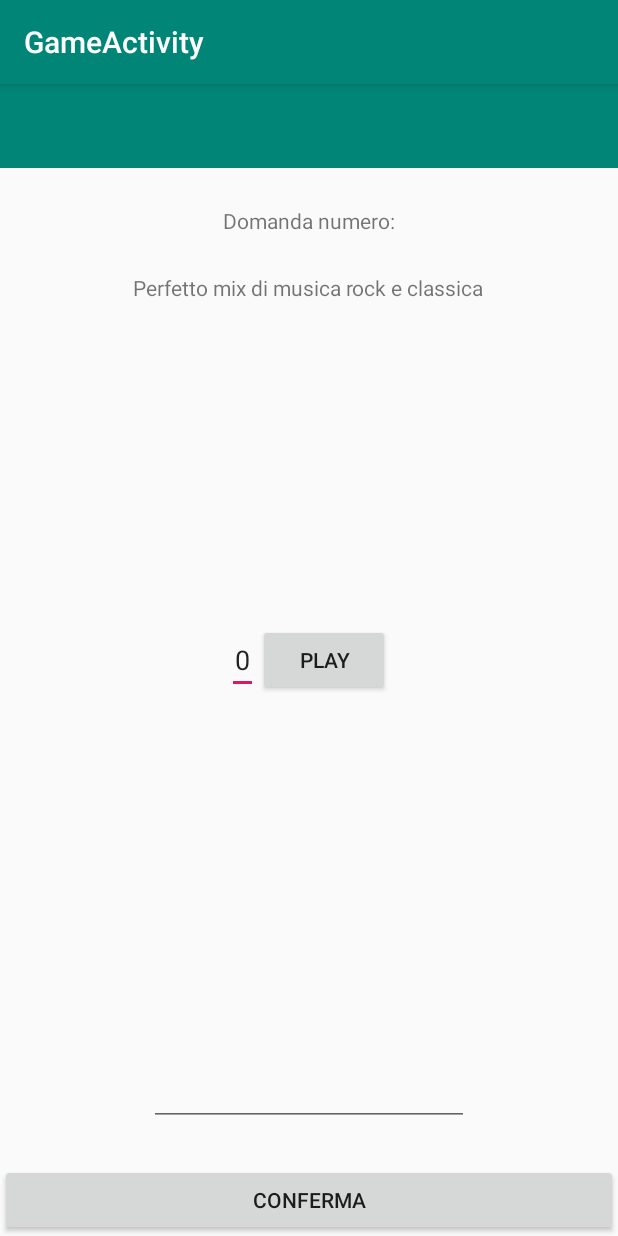
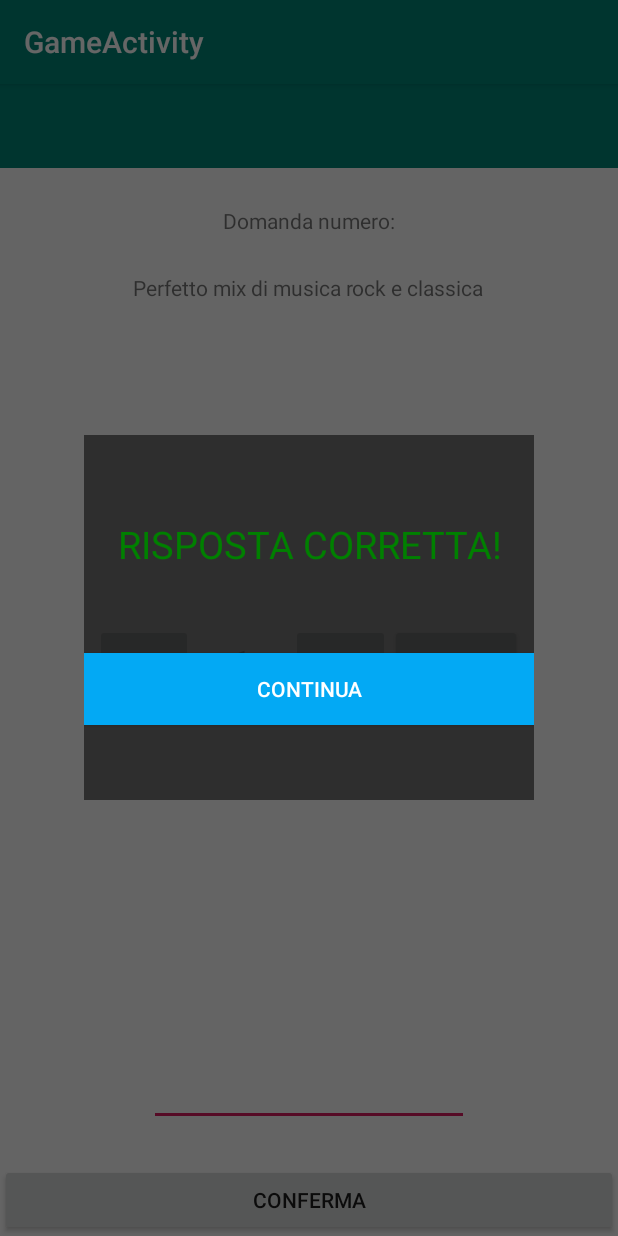
Before and after one commit to therealtod/MidiChallenge, an Android app: the GameActivity screen opened directly, with no data from a screen before it, after a tap on "CONFERMA", on a phone screen of 412 x 824 dp. Run offline under Robolectric (Android 15) with nearby library versions, the phone set to English and light mode, and no system bars; 1 other tap on this screen came first.

Commit message:
popup window created and question manager updated

```diff
--- a/app/src/main/assets/songList.json
+++ b/app/src/main/assets/songList.json
@@ -2,8 +2,8 @@
     {"file": "pathToFileMidi", "author": "Zucchero", "suggestion": "Grande successo", "answer": "Donne"},
     {"file": "pathToFileMidi", "author": "Ligabue", "suggestion": "La prima canzone che si suona con la chitarra e che non si chiama la canzone del sole", "answer": "Certe notti"},
     {"file": "pathToFileMidi", "author": "Nomadi", "suggestion": "È sempre in giro", "answer": "Io vagabondo"},
-    {"file": "pathToFileMidi", "author": "Guns'n Roses", "suggestion": "Toc toc San Pietro", "answer": "Knocking on heven's doors"},
+    {"file": "pathToFileMidi", "author": "Guns'n Roses", "suggestion": "Toc toc San Pietro", "answer": "Knocking on heaven's doors"},
     {"file": "pathToFileMidi", "author": "Pink Floyd", "suggestion": "La solitudine", "answer": "Wish you were here"},
-    {"file": "pathToFileMidi", "author": "Queen", "suggestion": "Perfetto mix di musica rock e classica", "answer": "Bohemian rapsody"}
+    {"file": "pathToFileMidi", "author": "Queen", "suggestion": "Perfetto mix di musica rock e classica", "answer": "Bohemian rhapsody"}
     ]
 }
--- a/app/src/main/java/com/example/midichallenge/GameActivity.kt
+++ b/app/src/main/java/com/example/midichallenge/GameActivity.kt
@@ -1,11 +1,20 @@
 package com.example.midichallenge
 
-import com.example.midichallenge.views.HorizontalNumberPicker
+import android.app.Dialog
+import android.content.Intent
+import android.graphics.Color
+import android.graphics.drawable.ColorDrawable
 import android.media.MediaPlayer
 import android.os.Bundle
-import android.widget.*
+import android.view.View
+import android.view.Window
+import android.widget.Button
+import android.widget.EditText
+import android.widget.TextView
+import android.widget.Toast
 import androidx.appcompat.app.AppCompatActivity
 import com.example.midichallenge.models.ClassicGame
+import com.example.midichallenge.views.HorizontalNumberPicker
 
 class GameActivity : AppCompatActivity() {
 
@@ -13,15 +22,18 @@ class GameActivity : AppCompatActivity() {
     private lateinit var game: ClassicGame
     private val numberPickerMaxValue = 25
     private val numberPickerMinValue = 1
+    private var currentQuestionNumber : Int = 0
+    private var expectedAnswer = ""
+
 
     override fun onCreate(savedInstanceState: Bundle?) {
         super.onCreate(savedInstanceState)
         setContentView(R.layout.activity_game)
 
+        currentQuestionNumber = getIntent().getIntExtra("CURRENT_QUESTION", 0)
         game = ClassicGame(this)
-        val currentQuestion = game.questions.get(0)
-        val suggestionBox: TextView = findViewById(R.id.textView2)
-        suggestionBox.setText(currentQuestion.suggestion)
+        updateView()
+
         val numberPicker: HorizontalNumberPicker = findViewById(R.id.horizontalNumberPicker)
         numberPicker.max = numberPickerMaxValue
         numberPicker.min = numberPickerMinValue
@@ -36,15 +48,59 @@ class GameActivity : AppCompatActivity() {
             }
 
         confirmButton.setOnClickListener{ view ->
-            if(answerBox.getText().toString() == currentQuestion.answer ) {
-                val toast = Toast.makeText(applicationContext, "CORRECT ANSWER", Toast.LENGTH_LONG)
-                toast.show()
+            displayDialog(answerBox.getText().toString() == expectedAnswer)
+        }
+    }
+
+    override fun onBackPressed() {
+        val intent = Intent(this, MainActivity::class.java)
+        startActivity(intent)
+        finish()
+    }
+
+
+    //This dialog is show to the user after he ans correct
+    fun displayDialog( isResponseCorrect : Boolean) {
+        val dialogCorrect = Dialog(this@GameActivity)
+        dialogCorrect.requestWindowFeature(Window.FEATURE_NO_TITLE)
+        if (dialogCorrect.window != null) {
+            val colorDrawable = ColorDrawable(Color.TRANSPARENT)
+            dialogCorrect.window!!.setBackgroundDrawable(colorDrawable)
+        }
+        dialogCorrect.setContentView(R.layout.dialog_correct)
+        dialogCorrect.setCancelable(false)
+        dialogCorrect.show()
+
+        val correctText : View =
+            dialogCorrect.findViewById(R.id.correctText)
+        val buttonNext: Button =
+            dialogCorrect.findViewById(R.id.dialogNext)
+
+        buttonNext.setOnClickListener { view ->
+            dialogCorrect.dismiss()
+            if(currentQuestionNumber < R.integer.number_of_questions_classic_game_mode) {
+                currentQuestionNumber++
+                updateView()
             }
             else {
-                val toast = Toast.makeText(applicationContext, "WRONG ANSWER", Toast.LENGTH_LONG)
+                //crea nuova activity EndGame
+                val toast = Toast.makeText(applicationContext, "PARTITA CONCLUSA", 3)
                 toast.show()
             }
         }
+    }
 
+    fun updateQuestionAndAnswer() {
+        val currentQuestion = game.questions.get(currentQuestionNumber)
+        val suggestionBox: TextView = findViewById(R.id.textView2)
+        expectedAnswer = currentQuestion.answer
+        suggestionBox.setText(currentQuestion.suggestion)
     }
+
+    fun updateView() {
+        val answerBox: EditText = findViewById(R.id.editText)
+        updateQuestionAndAnswer()
+        answerBox.setText("")
+    }
+
 }
--- a/app/src/main/java/com/example/midichallenge/MainActivity.kt
+++ b/app/src/main/java/com/example/midichallenge/MainActivity.kt
@@ -42,6 +42,7 @@ class MainActivity : AppCompatActivity() {
         button.setOnClickListener { view ->
             val intent = Intent(this, GameActivity::class.java).apply {
             }
+            intent.putExtra("CURRENT_QUESTION", 0);
             startActivity(intent)
         }
     }
--- a/app/src/main/java/com/example/midichallenge/models/Game.kt
+++ b/app/src/main/java/com/example/midichallenge/models/Game.kt
@@ -1,18 +1,14 @@
 package com.example.midichallenge.models
 
 import android.content.Context
+import com.example.midichallenge.R
 import com.example.midichallenge.utils.QuestionManager
-
-abstract class Game{
-    abstract var questions: ArrayList<Question>
-
-}
 
 class ClassicGame (val context: Context){
     val questions: List<ClassicGameQuestion>
     val questionManager = QuestionManager(context)
     init {
-        val q = questionManager.getQuestions(3)
+        val q = questionManager.getQuestions(context.resources.getInteger(R.integer.number_of_questions_classic_game_mode))
         questions = q.map{ClassicGameQuestion(
             0, it.suggestion, it.answer
         )}
--- a/app/src/main/java/com/example/midichallenge/views/HorizontalNumberPicker.kt
+++ b/app/src/main/java/com/example/midichallenge/views/HorizontalNumberPicker.kt
@@ -18,9 +18,7 @@ class HorizontalNumberPicker(context: Context, @Nullable attrs: AttributeSet) :
     private val btnLess: Button
     private val btnMore: Button
 
-    /***
-     * GETTERS & SETTERS
-     */
+    /** GETTERS & SETTERS */
 
     var value: Int
         get() {
@@ -31,7 +29,6 @@ class HorizontalNumberPicker(context: Context, @Nullable attrs: AttributeSet) :
                 } catch (ex: NumberFormatException) {
                     Log.e("HorizontalNumberPicker", ex.toString())
                 }
-
             }
             return 0
         }
@@ -44,17 +41,13 @@ class HorizontalNumberPicker(context: Context, @Nullable attrs: AttributeSet) :
         View.inflate(context, R.layout.horizontal_number_picker, this)
 
         etNumber = findViewById(R.id.et_number)
-
         btnLess = findViewById(R.id.btn_less)
         btnLess.setOnClickListener(AddHandler(-1))
-
         btnMore = findViewById(R.id.btn_more)
         btnMore.setOnClickListener(AddHandler(1))
     }
 
-    /***
-     * HANDLERS
-     */
+    /** HANDLERS */
 
     private inner class AddHandler(internal val diff: Int) : OnClickListener {
 
@@ -69,9 +62,9 @@ class HorizontalNumberPicker(context: Context, @Nullable attrs: AttributeSet) :
         }
     }
 
-
     fun freezebutton() {
-        btnLess.visibility = View.GONE
-        btnMore.visibility = View.GONE
+        btnLess.isEnabled = false
+        btnMore.isEnabled = false
+        etNumber?.isEnabled = false
     }
 }
--- a/app/src/main/res/layout/activity_game.xml
+++ b/app/src/main/res/layout/activity_game.xml
@@ -18,7 +18,7 @@
         android:layout_centerHorizontal="true"
         android:layout_below="@id/toolbar"
         android:layout_marginTop="@dimen/question_counter_margin"
-        android:text="@string/game_activity_counter_txt" />
+        android:text="@string/game_activity_question_counter_text" />
 
     <TextView
         android:id="@+id/textView2"
@@ -27,7 +27,7 @@
         android:layout_centerHorizontal="true"
         android:layout_below="@id/textView3"
         android:layout_marginTop="@dimen/suggestion_margin"
-        android:text="@string/game_activity_suggestion_txt" />
+        android:text="@string/game_activity_suggestion_text" />
 
     <LinearLayout
         android:id="@+id/centerLayout"
@@ -46,7 +46,7 @@
             android:layout_width="wrap_content"
             android:layout_height="wrap_content"
             android:layout_gravity="end|center_vertical"
-            android:text="@string/game_activity_play_btn"/>
+            android:text="@string/game_activity_play_button"/>
     </LinearLayout>
 
     <EditText
@@ -64,6 +64,6 @@
         android:layout_width="match_parent"
         android:layout_height="wrap_content"
         android:layout_alignParentBottom="true"
-        android:text="@string/game_activity_confirm_btn" />
+        android:text="@string/game_activity_confirm_button" />
 
 </RelativeLayout>
--- /dev/null
+++ b/app/src/main/res/layout/dialog_correct.xml
@@ -0,0 +1,42 @@
+<?xml version="1.0" encoding="utf-8"?>
+<LinearLayout xmlns:android="http://schemas.android.com/apk/res/android"
+    xmlns:fbutton="http://schemas.android.com/apk/res-auto"
+    android:orientation="vertical"
+    android:layout_width="match_parent"
+    android:layout_height="match_parent"
+    android:background="@color/transparent"
+    android:gravity="center">
+    <View
+        android:layout_width="match_parent"
+        android:layout_height="50dp"></View>
+    <LinearLayout
+        android:layout_width="match_parent"
+        android:layout_height="wrap_content"
+        android:orientation="horizontal"
+        android:padding="5dp">
+
+        <TextView
+            android:id="@+id/correctText"
+            android:layout_width="match_parent"
+            android:layout_height="wrap_content"
+            android:text="@string/dialog_correct_answer_text"
+            android:textColor="@color/green"
+            android:gravity="center"
+            android:textSize="25sp"/>
+    </LinearLayout>
+    <View
+
+        android:layout_width="match_parent"
+        android:layout_height="50dp"></View>
+
+    <Button
+        android:id="@+id/dialogNext"
+        android:layout_width="300dp"
+        android:layout_height="wrap_content"
+        android:background="#03A9F4"
+        android:text="@string/dialog_next_button"
+        android:textColor="@color/white" />
+    <View
+        android:layout_width="match_parent"
+        android:layout_height="50dp"></View>
+</LinearLayout>
--- a/app/src/main/res/layout/horizontal_number_picker.xml
+++ b/app/src/main/res/layout/horizontal_number_picker.xml
@@ -9,7 +9,7 @@
         android:layout_width="0sp"
         android:layout_height="match_parent"
         android:layout_weight="1"
-        android:text="@string/number_picker_btn_less" />
+        android:text="@string/number_picker_less_button" />
 
     <EditText
         android:id="@+id/et_number"
@@ -18,12 +18,12 @@
         android:layout_weight="1"
         android:textAlignment="center"
         android:inputType="number"
-        android:text="@string/number_picker_txt" />
+        android:text="@string/number_picker_text" />
 
     <Button
         android:id="@+id/btn_more"
         android:layout_width="0sp"
         android:layout_height="match_parent"
         android:layout_weight="1"
-        android:text="@string/number_picker_btn_more" />
+        android:text="@string/number_picker_more_button" />
 </LinearLayout>
--- a/app/src/main/res/values/colors.xml
+++ b/app/src/main/res/values/colors.xml
@@ -3,4 +3,14 @@
     <color name="colorPrimary">#008577</color>
     <color name="colorPrimaryDark">#00574B</color>
     <color name="colorAccent">#D81B60</color>
+
+    <color name="white">#ffffff</color>
+    <color name="grey">#757171</color>
+    <color name="backgroundColor">#3E454F</color>
+    <color name="lightGreen">#8BC34A</color>
+    <color name="green">#008000</color>
+    <color name="red">#FF0000</color>
+
+    <color name="transparent">#88000000</color>
+
 </resources>
--- /dev/null
+++ b/app/src/main/res/values/constants.xml
@@ -0,0 +1,6 @@
+<?xml version="1.0" encoding="utf-8"?>
+<resources>
+
+    <integer name="number_of_questions_classic_game_mode">3</integer>
+
+</resources>
--- a/app/src/main/res/values/strings.xml
+++ b/app/src/main/res/values/strings.xml
@@ -5,8 +5,7 @@
     <string name="nav_header_title">Android Studio</string>
     <string name="nav_header_subtitle">android.studio@android.com</string>
     <string name="nav_header_desc">Navigation header</string>
-    <string name="action_settings">Sed chage size layout when keybord appear
-        ttings</string>
+    <string name="action_settings">Change size layout when keyboard appear</string>
 
     <string name="menu_home">Home</string>
     <string name="menu_gallery">Gallery</string>
@@ -17,15 +16,19 @@
     <string name="title_activity_game">GameActivity</string>
 
     <!--Main activity components-->
-    <string name="content_main_play_btn">Play</string>
+    <string name="content_main_play_btn">Start</string>
 
     <!--Activity game components-->
-    <string name="game_activity_counter_txt">Domanda numero:</string>
-    <string name="game_activity_suggestion_txt">Suggerimento:</string>
-    <string name="game_activity_play_btn">Play</string>
-    <string name="game_activity_confirm_btn">Conferma</string>
-    <string name="number_picker_btn_less">-</string>
-    <string name="number_picker_txt">0</string>
-    <string name="number_picker_btn_more">+</string>
+    <string name="game_activity_question_counter_text">Domanda numero:</string>
+    <string name="game_activity_suggestion_text">Indizio:</string>
+    <string name="game_activity_play_button">Play</string>
+    <string name="game_activity_confirm_button">Conferma</string>
+    <string name="number_picker_less_button">-</string>
+    <string name="number_picker_text">1</string>
+    <string name="number_picker_more_button">+</string>
+
+    <!--Dialog game components-->
+    <string name="dialog_correct_answer_text">RISPOSTA CORRETTA!</string>
+    <string name="dialog_next_button">Continua</string>
 
 </resources>
```
Also changed, not shown: 2 other files.
